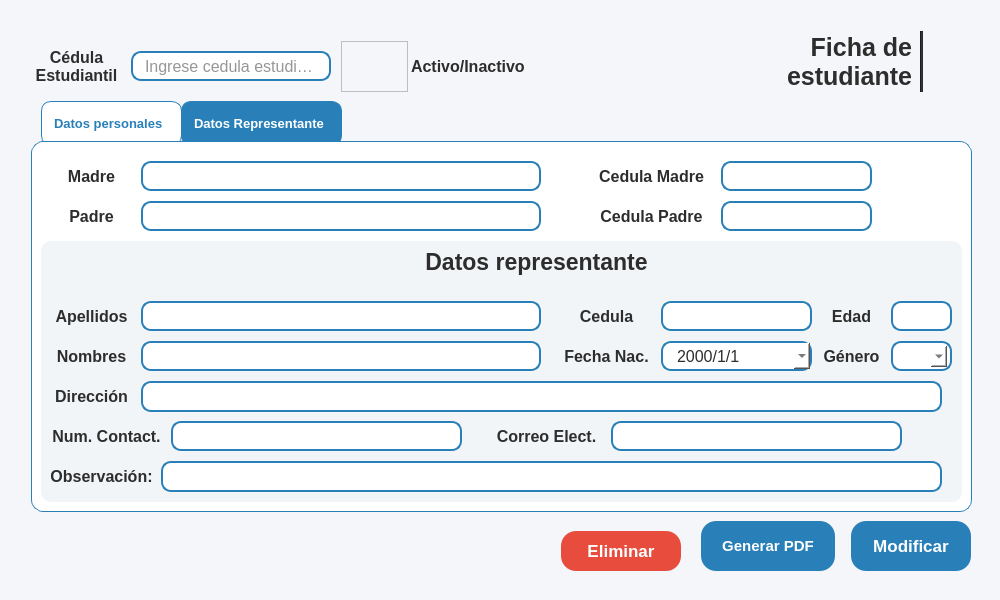
Qt form resources/ui/ficha_estu.ui (Proyecto-Uptjaa/Proyecto_SIRA) before a commit.
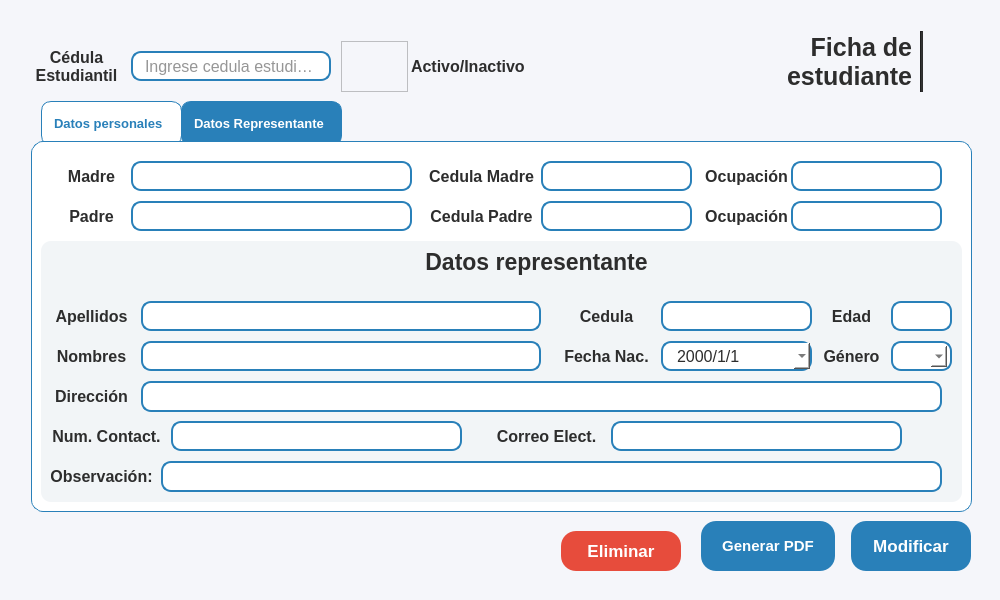
The same form after that commit. Icons and pictures are not drawn.

Commit message: Agregado campo de 'ocupacion' en interfaz

What changed in the file:
```diff
--- a/resources/ui/ficha_estu.ui
+++ b/resources/ui/ficha_estu.ui
@@ -1774,15 +1774,15 @@
           <widget class="QLineEdit" name="lneMadre_ficha_estu">
            <property name="geometry">
             <rect>
-             <x>100</x>
+             <x>90</x>
              <y>10</y>
-             <width>400</width>
+             <width>281</width>
              <height>30</height>
             </rect>
            </property>
            <property name="minimumSize">
             <size>
-             <width>400</width>
+             <width>150</width>
              <height>30</height>
             </size>
            </property>
@@ -1857,15 +1857,15 @@
           <widget class="QLineEdit" name="lnePadre_ficha_estu">
            <property name="geometry">
             <rect>
-             <x>100</x>
+             <x>90</x>
              <y>50</y>
-             <width>400</width>
+             <width>281</width>
              <height>30</height>
             </rect>
            </property>
            <property name="minimumSize">
             <size>
-             <width>400</width>
+             <width>150</width>
              <height>30</height>
             </size>
            </property>
@@ -1940,7 +1940,7 @@
           <widget class="QLabel" name="lblStudent_fechaNac_repre_2">
            <property name="geometry">
             <rect>
-             <x>550</x>
+             <x>380</x>
              <y>10</y>
              <width>121</width>
              <height>30</height>
@@ -1978,7 +1978,7 @@
           <widget class="QLineEdit" name="lneCedula_madre_ficha_estu">
            <property name="geometry">
             <rect>
-             <x>680</x>
+             <x>500</x>
              <y>10</y>
              <width>151</width>
              <height>30</height>
@@ -2023,7 +2023,7 @@
           <widget class="QLineEdit" name="lneCedula_padre_ficha_estu">
            <property name="geometry">
             <rect>
-             <x>680</x>
+             <x>500</x>
              <y>50</y>
              <width>151</width>
              <height>30</height>
@@ -2068,7 +2068,7 @@
           <widget class="QLabel" name="lblStudent_fechaNac_repre_3">
            <property name="geometry">
             <rect>
-             <x>550</x>
+             <x>380</x>
              <y>50</y>
              <width>121</width>
              <height>30</height>
@@ -3055,6 +3055,182 @@
             </property>
            </widget>
           </widget>
+          <widget class="QLineEdit" name="lneOcup_madre_ficha_estu">
+           <property name="geometry">
+            <rect>
+             <x>750</x>
+             <y>10</y>
+             <width>151</width>
+             <height>30</height>
+            </rect>
+           </property>
+           <property name="minimumSize">
+            <size>
+             <width>100</width>
+             <height>30</height>
+            </size>
+           </property>
+           <property name="maximumSize">
+            <size>
+             <width>300</width>
+             <height>30</height>
+            </size>
+           </property>
+           <property name="font">
+            <font>
+             <family>Segoe UI</family>
+            </font>
+           </property>
+           <property name="focusPolicy">
+            <enum>Qt::FocusPolicy::ClickFocus</enum>
+           </property>
+           <property name="styleSheet">
+            <string notr="true">QLineEdit {
+    border: 2px solid #2980b9;
+    border-radius: 10px;
+    padding: 3px 8px;
+    background-color: white;
+}</string>
+           </property>
+           <property name="text">
+            <string/>
+           </property>
+           <property name="maxLength">
+            <number>10</number>
+           </property>
+           <property name="alignment">
+            <set>Qt::AlignmentFlag::AlignLeading|Qt::AlignmentFlag::AlignLeft|Qt::AlignmentFlag::AlignVCenter</set>
+           </property>
+           <property name="placeholderText">
+            <string/>
+           </property>
+          </widget>
+          <widget class="QLineEdit" name="lneOcup_padre_ficha_estu">
+           <property name="geometry">
+            <rect>
+             <x>750</x>
+             <y>50</y>
+             <width>151</width>
+             <height>30</height>
+            </rect>
+           </property>
+           <property name="minimumSize">
+            <size>
+             <width>100</width>
+             <height>30</height>
+            </size>
+           </property>
+           <property name="maximumSize">
+            <size>
+             <width>300</width>
+             <height>30</height>
+            </size>
+           </property>
+           <property name="font">
+            <font>
+             <family>Segoe UI</family>
+            </font>
+           </property>
+           <property name="focusPolicy">
+            <enum>Qt::FocusPolicy::ClickFocus</enum>
+           </property>
+           <property name="styleSheet">
+            <string notr="true">QLineEdit {
+    border: 2px solid #2980b9;
+    border-radius: 10px;
+    padding: 3px 8px;
+    background-color: white;
+}</string>
+           </property>
+           <property name="text">
+            <string/>
+           </property>
+           <property name="maxLength">
+            <number>10</number>
+           </property>
+           <property name="alignment">
+            <set>Qt::AlignmentFlag::AlignLeading|Qt::AlignmentFlag::AlignLeft|Qt::AlignmentFlag::AlignVCenter</set>
+           </property>
+           <property name="placeholderText">
+            <string/>
+           </property>
+          </widget>
+          <widget class="QLabel" name="lblStudent_fechaNac_repre_6">
+           <property name="geometry">
+            <rect>
+             <x>660</x>
+             <y>10</y>
+             <width>91</width>
+             <height>30</height>
+            </rect>
+           </property>
+           <property name="minimumSize">
+            <size>
+             <width>0</width>
+             <height>30</height>
+            </size>
+           </property>
+           <property name="maximumSize">
+            <size>
+             <width>16777215</width>
+             <height>30</height>
+            </size>
+           </property>
+           <property name="font">
+            <font>
+             <family>Segoe UI</family>
+             <pointsize>12</pointsize>
+             <bold>true</bold>
+            </font>
+           </property>
+           <property name="styleSheet">
+            <string notr="true">background-color: transparent;</string>
+           </property>
+           <property name="text">
+            <string>Ocupación</string>
+           </property>
+           <property name="alignment">
+            <set>Qt::AlignmentFlag::AlignCenter</set>
+           </property>
+          </widget>
+          <widget class="QLabel" name="lblStudent_fechaNac_repre_5">
+           <property name="geometry">
+            <rect>
+             <x>660</x>
+             <y>50</y>
+             <width>91</width>
+             <height>30</height>
+            </rect>
+           </property>
+           <property name="minimumSize">
+            <size>
+             <width>0</width>
+             <height>30</height>
+            </size>
+           </property>
+           <property name="maximumSize">
+            <size>
+             <width>16777215</width>
+             <height>30</height>
+            </size>
+           </property>
+           <property name="font">
+            <font>
+             <family>Segoe UI</family>
+             <pointsize>12</pointsize>
+             <bold>true</bold>
+            </font>
+           </property>
+           <property name="styleSheet">
+            <string notr="true">background-color: transparent;</string>
+           </property>
+           <property name="text">
+            <string>Ocupación</string>
+           </property>
+           <property name="alignment">
+            <set>Qt::AlignmentFlag::AlignCenter</set>
+           </property>
+          </widget>
          </widget>
         </widget>
        </item>
```
The commit also changes 1 other file.
